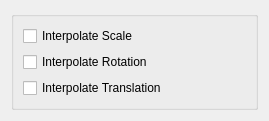
First picture: the form in release/scripts/mgear/shifter_classic_components/meta_01/settingsUI.ui, repository mgear-dev/mgear4, before the edit.
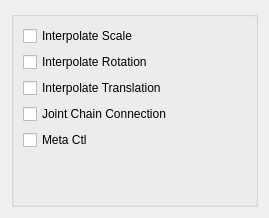
Second picture: the form after the edit.

The edit to the form file:
```diff
--- a/release/scripts/mgear/shifter_classic_components/meta_01/settingsUI.ui
+++ b/release/scripts/mgear/shifter_classic_components/meta_01/settingsUI.ui
@@ -7,7 +7,7 @@
     <x>0</x>
     <y>0</y>
     <width>269</width>
-    <height>115</height>
+    <height>218</height>
    </rect>
   </property>
   <property name="windowTitle">
@@ -43,6 +43,26 @@
           </property>
          </widget>
         </item>
+        <item>
+         <widget class="QCheckBox" name="jointChainCnx_checkBox">
+          <property name="toolTip">
+           <string>&lt;html&gt;&lt;head/&gt;&lt;body&gt;&lt;p&gt;If checked will connect all the joints in chain, if uncheck will connect each joint to the parent component joint.&lt;/p&gt;&lt;/body&gt;&lt;/html&gt;</string>
+          </property>
+          <property name="text">
+           <string>Joint Chain Connection</string>
+          </property>
+         </widget>
+        </item>
+        <item>
+         <widget class="QCheckBox" name="metaCtl_checkBox">
+          <property name="toolTip">
+           <string>&lt;html&gt;&lt;head/&gt;&lt;body&gt;&lt;p&gt;If Checked, will create one control for each section&lt;/p&gt;&lt;/body&gt;&lt;/html&gt;</string>
+          </property>
+          <property name="text">
+           <string>Meta Ctl</string>
+          </property>
+         </widget>
+        </item>
         <item>
          <spacer name="verticalSpacer">
           <property name="orientation">
```
